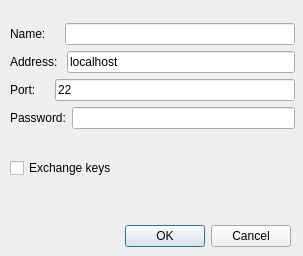
Before: the Qt Designer form data/dialog.ui in OBRATEN/Messenger, drawn with Qt 5.
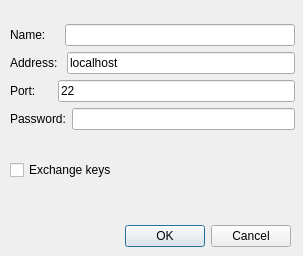
After: the same form once the commit is applied.

Diff of the .ui file:
```diff
--- a/data/dialog.ui
+++ b/data/dialog.ui
@@ -35,7 +35,7 @@
      <x>10</x>
      <y>0</y>
      <width>285</width>
-     <height>201</height>
+     <height>206</height>
     </rect>
    </property>
    <layout class="QVBoxLayout" name="verticalLayout_2">
@@ -78,7 +78,7 @@
         <item>
          <widget class="QLabel" name="label_3">
           <property name="text">
-           <string>Port:    </string>
+           <string>Port:     </string>
           </property>
          </widget>
         </item>
@@ -116,9 +116,24 @@
     </item>
     <item>
      <widget class="QCheckBox" name="useKeys">
+      <property name="enabled">
+       <bool>true</bool>
+      </property>
+      <property name="font">
+       <font>
+        <weight>50</weight>
+        <bold>false</bold>
+       </font>
+      </property>
+      <property name="autoFillBackground">
+       <bool>false</bool>
+      </property>
       <property name="text">
        <string>Exchange keys</string>
       </property>
+      <property name="checked">
+       <bool>false</bool>
+      </property>
      </widget>
     </item>
    </layout>
```
